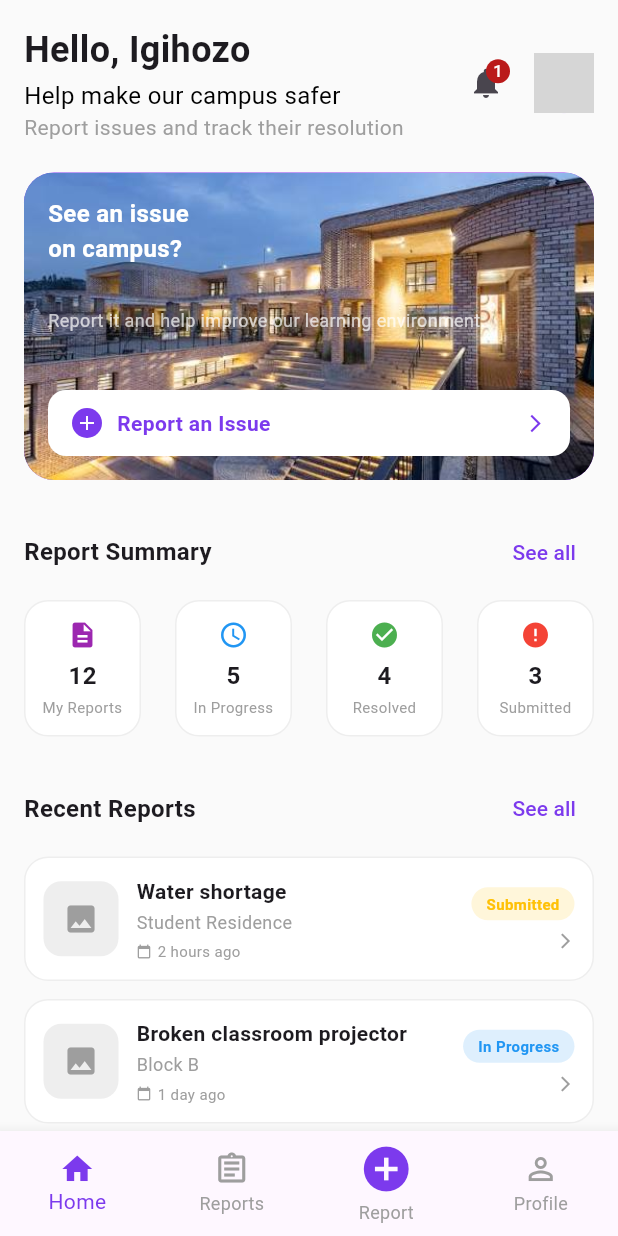
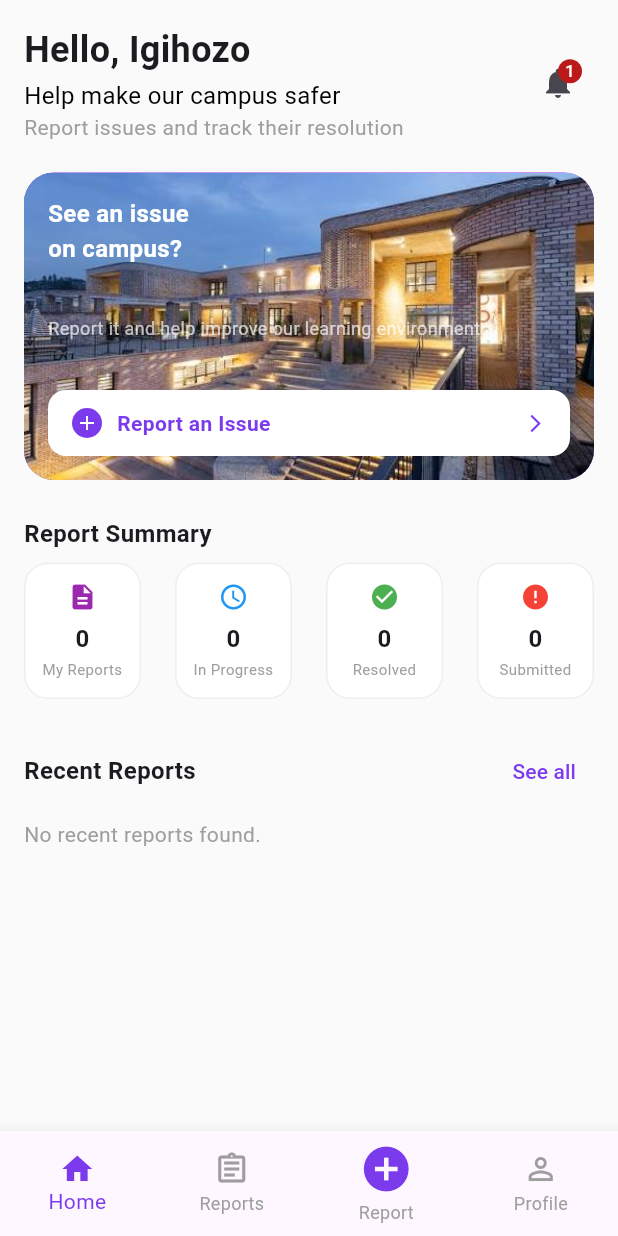
Before and after one commit to nIgihozo/CampusReportingApp, a Flutter app: the HomeScreen screen opened directly, on a phone screen of 412 x 824 dp. Run offline on Flutter 3.47's test engine with Material 3 defaults, Android fonts, the phone set to English and light mode, and no system bars; our stand-ins replace cloud_firestore, firebase_auth, firebase_core, flutter_dotenv, flutter_image_compress, image_picker; accounts and stored records are empty; grey boxes are pictures that could not be loaded.

Commit message:
Integrating home page with data from the backend

```diff
--- a/lib/screens/home_screen.dart
+++ b/lib/screens/home_screen.dart
@@ -1,16 +1,41 @@
+import 'dart:convert';
 import 'package:flutter/material.dart';
+import 'package:cloud_firestore/cloud_firestore.dart';
+import 'package:firebase_auth/firebase_auth.dart';
 import 'report_screen.dart';
 import 'reports_screen.dart';
+import 'incident_details_screen.dart';
 
-class HomeScreen extends StatelessWidget {
+class HomeScreen extends StatefulWidget {
   const HomeScreen({super.key});
 
   @override
+  State<HomeScreen> createState() => _HomeScreenState();
+}
+
+class _HomeScreenState extends State<HomeScreen> {
+  @override
   Widget build(BuildContext context) {
+    final currentUser = FirebaseAuth.instance.currentUser;
+
     return Scaffold(
       backgroundColor: Colors.grey[50],
       body: SafeArea(
-      child: SingleChildScrollView(
+        child: StreamBuilder<QuerySnapshot>(
+          stream: FirebaseFirestore.instance
+              .collection('incidents')
+              .where('userId', isEqualTo: currentUser?.uid ?? 'anonymous')
+              .snapshots(),
+          builder: (context, snapshot) {
+            final docs = snapshot.data?.docs ?? [];
+
+            // Dynamic backend metrics calculation
+            int total = docs.length;
+            int inProgress = docs.where((d) => d['status'] == 'In Progress').length;
+            int resolved = docs.where((d) => d['status'] == 'Resolved').length;
+            int submitted = docs.where((d) => d['status'] == 'Submitted').length;
+
+            return SingleChildScrollView(
               padding: const EdgeInsets.all(16.0),
               child: Column(
                 crossAxisAlignment: CrossAxisAlignment.start,
@@ -28,23 +53,15 @@ class HomeScreen extends StatelessWidget {
                           Text('Report issues and track their resolution', style: TextStyle(fontSize: 14, color: Colors.grey)),
                         ],
                       ),
-                Row(
-                  children: [
                       IconButton(
                         icon: const Badge(label: Text('1'), child: Icon(Icons.notifications)),
                         onPressed: () {},
                       ),
-                    const SizedBox(width: 8),
-                    const CircleAvatar(
-                      backgroundImage: NetworkImage('https://i.pravatar.cc/150?img=32'),
-                    ),
-                  ],
-
-                ),
                     ],
                   ),
                   const SizedBox(height: 20),
-          // Banner Container
+
+                  // Banner Card
                   Container(
                     height: 205,
                     padding: const EdgeInsets.all(16),
@@ -55,17 +72,17 @@ class HomeScreen extends StatelessWidget {
                         image: AssetImage('asset/campus.jpg'),
                         fit: BoxFit.cover,
                         alignment: Alignment.centerRight,
-                  )
+                      ),
                     ),
                     child: Column(
                       crossAxisAlignment: CrossAxisAlignment.start,
                       mainAxisAlignment: MainAxisAlignment.spaceBetween,
                       children: [
                         const Text('See an issue\non campus?', style: TextStyle(fontSize: 16, fontWeight: FontWeight.bold, color: Colors.white)),
-                    const SizedBox(height: 6),
                         const Text('Report it and help improve our learning environment.', style: TextStyle(fontSize: 12, color: Colors.white70)),
-                    const SizedBox(height: 16),
-                    Container(
+                        GestureDetector(
+                          onTap: () => Navigator.push(context, MaterialPageRoute(builder: (_) => const ReportIncidentScreen())),
+                          child: Container(
                             padding: const EdgeInsets.symmetric(horizontal: 16, vertical: 12),
                             decoration: BoxDecoration(color: Colors.white, borderRadius: BorderRadius.circular(12)),
                             child: const Row(
@@ -82,45 +99,91 @@ class HomeScreen extends StatelessWidget {
                               ],
                             ),
                           ),
+                        ),
                       ],
                     ),
                   ),
                   const SizedBox(height: 24),
 
-              // Report Summary Section
+                  // Report Summary Section (Backend Data)
+                  const Text('Report Summary', style: TextStyle(fontSize: 16, fontWeight: FontWeight.bold)),
+                  const SizedBox(height: 8),
                   Row(
                     mainAxisAlignment: MainAxisAlignment.spaceBetween,
                     children: [
-                  const Text('Report Summary', style: TextStyle(fontSize: 16, fontWeight: FontWeight.bold)),
-                  TextButton(onPressed: () {}, child: const Text('See all', style: TextStyle(color: Color(0xFF7C3AED)))),
-                ],
-              ),
-              const SizedBox(height: 8),
-              const Row(
-                mainAxisAlignment: MainAxisAlignment.spaceBetween,
-                children: [
-                  _SummaryCard(count: '12', label: 'My Reports', icon: Icons.description, color: Colors.purple),
-                  _SummaryCard(count: '5', label: 'In Progress', icon: Icons.access_time, color: Colors.blue),
-                  _SummaryCard(count: '4', label: 'Resolved', icon: Icons.check_circle, color: Colors.green),
-                  _SummaryCard(count: '3', label: 'Submitted', icon: Icons.error, color: Colors.red),
+                      _SummaryCard(count: '$total', label: 'My Reports', icon: Icons.description, color: Colors.purple),
+                      _SummaryCard(count: '$inProgress', label: 'In Progress', icon: Icons.access_time, color: Colors.blue),
+                      _SummaryCard(count: '$resolved', label: 'Resolved', icon: Icons.check_circle, color: Colors.green),
+                      _SummaryCard(count: '$submitted', label: 'Submitted', icon: Icons.error, color: Colors.red),
                     ],
                   ),
                   const SizedBox(height: 24),
 
-              // Recent Reports Section
+                  // Recent Reports Section (Backend Stream)
                   Row(
                     mainAxisAlignment: MainAxisAlignment.spaceBetween,
                     children: [
                       const Text('Recent Reports', style: TextStyle(fontSize: 16, fontWeight: FontWeight.bold)),
-                  TextButton(onPressed: () {}, child: const Text('See all', style: TextStyle(color: Color(0xFF7C3AED)))),
+                      TextButton(
+                        onPressed: () => Navigator.push(context, MaterialPageRoute(builder: (_) => const ReportsScreen())),
+                        child: const Text('See all', style: TextStyle(color: Color(0xFF7C3AED))),
+                      ),
                     ],
                   ),
                   const SizedBox(height: 8),
-              const _ReportTile(title: 'Water shortage', location: 'Student Residence', time: '2 hours ago', status: 'Submitted', statusColor: Colors.amber),
-              const _ReportTile(title: 'Broken classroom projector', location: 'Block B', time: '1 day ago', status: 'In Progress', statusColor: Colors.blue),
-              const _ReportTile(title: 'Overflowing bin', location: 'Cafeteria', time: '3 days ago', status: 'Resolved', statusColor: Colors.green),
+                  docs.isEmpty
+                      ? const Text('No recent reports found.', style: TextStyle(color: Colors.grey))
+                      : ListView.builder(
+                          shrinkWrap: true,
+                          physics: const NeverScrollableScrollPhysics(),
+                          itemCount: docs.length > 3 ? 3 : docs.length, // Show up to 3 recent items
+                          itemBuilder: (context, index) {
+                            var doc = docs[index];
+                            var data = doc.data() as Map<String, dynamic>;
+                            var status = data['status'] ?? 'Submitted';
+                            Color statusColor = status == 'Resolved' ? Colors.green : status == 'In Progress' ? Colors.blue : Colors.amber;
+
+                            return GestureDetector(
+                              onTap: () => Navigator.push(context, MaterialPageRoute(builder: (_) => IncidentDetailsScreen(report: doc))),
+                              child: Container(
+                                margin: const EdgeInsets.only(bottom: 12),
+                                padding: const EdgeInsets.all(12),
+                                decoration: BoxDecoration(color: Colors.white, borderRadius: BorderRadius.circular(16), border: Border.all(color: Colors.grey.shade200)),
+                                child: Row(
+                                  children: [
+                                    Container(
+                                      width: 50, height: 50,
+                                      decoration: BoxDecoration(color: Colors.grey.shade200, borderRadius: BorderRadius.circular(12)),
+                                      child: (data['imageBase64'] ?? '').isNotEmpty
+                                          ? ClipRRect(borderRadius: BorderRadius.circular(12), child: Image.memory(base64Decode(data['imageBase64']), fit: BoxFit.cover))
+                                          : const Icon(Icons.image, color: Colors.grey),
+                                    ),
+                                    const SizedBox(width: 12),
+                                    Expanded(
+                                      child: Column(
+                                        crossAxisAlignment: CrossAxisAlignment.start,
+                                        children: [
+                                          Text(data['title'] ?? 'Untitled', style: const TextStyle(fontWeight: FontWeight.bold, fontSize: 14)),
+                                          const SizedBox(height: 2),
+                                          Text(data['location'] ?? '', style: const TextStyle(color: Colors.grey, fontSize: 12)),
                                         ],
                                       ),
+                                    ),
+                                    Container(
+                                      padding: const EdgeInsets.symmetric(horizontal: 10, vertical: 4),
+                                      decoration: BoxDecoration(color: statusColor.withOpacity(0.15), borderRadius: BorderRadius.circular(20)),
+                                      child: Text(status, style: TextStyle(color: statusColor, fontSize: 10, fontWeight: FontWeight.bold)),
+                                    ),
+                                  ],
+                                ),
+                              ),
+                            );
+                          },
+                        ),
+                ],
+              ),
+            );
+          },
         ),
       ),
       bottomNavigationBar: BottomNavigationBar(
@@ -129,17 +192,8 @@ class HomeScreen extends StatelessWidget {
         unselectedItemColor: Colors.grey,
         type: BottomNavigationBarType.fixed,
         onTap: (index) {
-          if (index == 1) { // Reports Tab button
-          Navigator.push(
-            context,
-            MaterialPageRoute(builder: (context) => const ReportsScreen()),
-            );
-            } else if (index == 2) { // Report Incident button (+)
-            Navigator.push(
-              context,
-              MaterialPageRoute(builder: (context) => const ReportIncidentScreen()),
-              );
-              }
+          if (index == 1) Navigator.push(context, MaterialPageRoute(builder: (_) => const ReportsScreen()));
+          if (index == 2) Navigator.push(context, MaterialPageRoute(builder: (_) => const ReportIncidentScreen()));
         },
         items: const [
           BottomNavigationBarItem(icon: Icon(Icons.home), label: 'Home'),
@@ -152,13 +206,11 @@ class HomeScreen extends StatelessWidget {
   }
 }
 
-// Reusable Summary Card Widget
 class _SummaryCard extends StatelessWidget {
   final String count;
   final String label;
   final IconData icon;
   final Color color;
-
   const _SummaryCard({required this.count, required this.label, required this.icon, required this.color});
 
   @override
@@ -179,59 +231,3 @@ class _SummaryCard extends StatelessWidget {
     );
   }
 }
-
-// Reusable Recent Report Tile Widget
-class _ReportTile extends StatelessWidget {
-  final String title;
-  final String location;
-  final String time;
-  final String status;
-  final Color statusColor;
-
-  const _ReportTile({required this.title, required this.location, required this.time, required this.status, required this.statusColor});
-
-  @override
-  Widget build(BuildContext context) {
-    return Container(
-      margin: const EdgeInsets.only(bottom: 12),
-      padding: const EdgeInsets.all(12),
-      decoration: BoxDecoration(color: Colors.white, borderRadius: BorderRadius.circular(16), border: Border.all(color: Colors.grey.shade200)),
-      child: Row(
-        children: [
-          Container(width: 50, height: 50, decoration: BoxDecoration(color: Colors.grey.shade200, borderRadius: BorderRadius.circular(12)), child: const Icon(Icons.image, color: Colors.grey)),
-          const SizedBox(width: 12),
-          Expanded(
-            child: Column(
-              crossAxisAlignment: CrossAxisAlignment.start,
-              children: [
-                Text(title, style: const TextStyle(fontWeight: FontWeight.bold, fontSize: 14)),
-                const SizedBox(height: 2),
-                Text(location, style: const TextStyle(color: Colors.grey, fontSize: 12)),
-                const SizedBox(height: 4),
-                Row(
-                  children: [
-                    const Icon(Icons.calendar_today, size: 10, color: Colors.grey),
-                    const SizedBox(width: 4),
-                    Text(time, style: const TextStyle(color: Colors.grey, fontSize: 10)),
-                  ],
-                ),
-              ],
-            ),
-          ),
-          Column(
-            crossAxisAlignment: CrossAxisAlignment.end,
-            children: [
-              Container(
-                padding: const EdgeInsets.symmetric(horizontal: 10, vertical: 4),
-                decoration: BoxDecoration(color: statusColor.withOpacity(0.15), borderRadius: BorderRadius.circular(20)),
-                child: Text(status, style: TextStyle(color: statusColor, fontSize: 10, fontWeight: FontWeight.bold)),
-              ),
-              const SizedBox(height: 8),
-              const Icon(Icons.arrow_forward_ios, size: 12, color: Colors.grey),
-            ],
-          ),
-        ],
-      ),
-    );
-  }
-}
```
Lines whose indentation alone changed are shown as unchanged.
